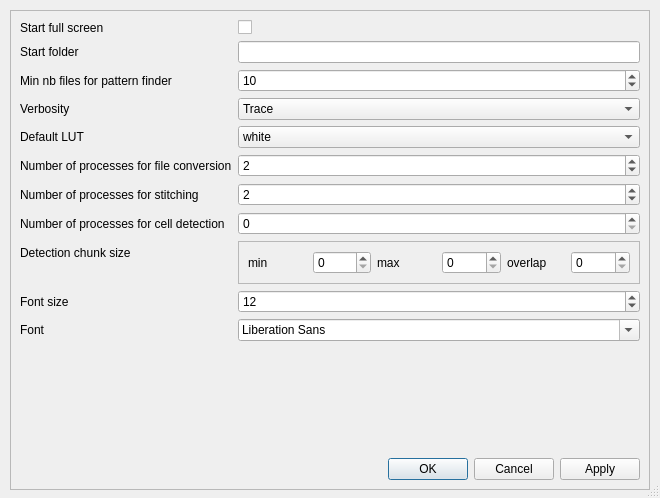
Old version of the form ClearMap/gui/creator/preferences_editor.ui in the repository ClearAnatomics/ClearMap.
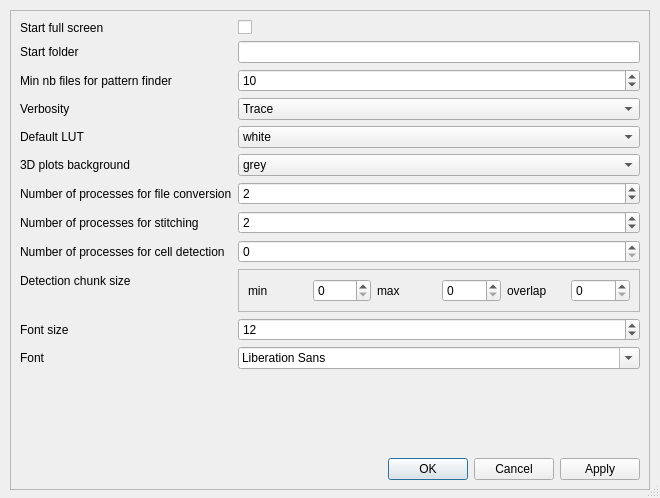
New version of the form.

Commit message: Amends previous commit

```diff
--- a/ClearMap/gui/creator/preferences_editor.ui
+++ b/ClearMap/gui/creator/preferences_editor.ui
@@ -94,14 +94,14 @@
          </item>
         </widget>
        </item>
-       <item row="8" column="0">
+       <item row="9" column="0">
         <widget class="QLabel" name="label_2">
          <property name="text">
           <string>Number of processes for file conversion</string>
          </property>
         </widget>
        </item>
-       <item row="8" column="1">
+       <item row="9" column="1">
         <widget class="QSpinBox" name="nProcessesFileConversionSpinBox">
          <property name="minimum">
           <number>-1</number>
@@ -111,24 +111,24 @@
          </property>
         </widget>
        </item>
-       <item row="11" column="0">
+       <item row="12" column="0">
         <widget class="QLabel" name="label_4">
          <property name="text">
           <string>Number of processes for cell detection</string>
          </property>
         </widget>
        </item>
-       <item row="11" column="1">
+       <item row="12" column="1">
         <widget class="QSpinBox" name="nProcessesCellDetectionSpinBox"/>
        </item>
-       <item row="12" column="0">
+       <item row="13" column="0">
         <widget class="QLabel" name="label_5">
          <property name="text">
           <string>Detection chunk size</string>
          </property>
         </widget>
        </item>
-       <item row="12" column="1">
+       <item row="13" column="1">
         <widget class="QFrame" name="frame_2">
          <property name="frameShape">
           <enum>QFrame::StyledPanel</enum>
@@ -222,14 +222,14 @@
          </item>
         </widget>
        </item>
-       <item row="9" column="0">
+       <item row="10" column="0">
         <widget class="QLabel" name="label_11">
          <property name="text">
           <string>Number of processes for stitching</string>
          </property>
         </widget>
        </item>
-       <item row="9" column="1">
+       <item row="10" column="1">
         <widget class="QSpinBox" name="nProcessesStitchingSpinBox">
          <property name="minimum">
           <number>-1</number>
@@ -239,14 +239,14 @@
          </property>
         </widget>
        </item>
-       <item row="13" column="0">
+       <item row="14" column="0">
         <widget class="QLabel" name="label_12">
          <property name="text">
           <string>Font size</string>
          </property>
         </widget>
        </item>
-       <item row="13" column="1">
+       <item row="14" column="1">
         <widget class="QSpinBox" name="fontSizeSpinBox">
          <property name="minimum">
           <number>-1</number>
@@ -256,14 +256,14 @@
          </property>
         </widget>
        </item>
-       <item row="14" column="0">
+       <item row="15" column="0">
         <widget class="QLabel" name="label_13">
          <property name="text">
           <string>Font</string>
          </property>
         </widget>
        </item>
-       <item row="14" column="1">
+       <item row="15" column="1">
         <widget class="QFontComboBox" name="fontComboBox"/>
        </item>
        <item row="2" column="0">
@@ -289,6 +289,27 @@
          </property>
         </widget>
        </item>
+       <item row="6" column="0">
+        <widget class="QLabel" name="label_15">
+         <property name="text">
+          <string>3D plots background</string>
+         </property>
+        </widget>
+       </item>
+       <item row="6" column="1">
+        <widget class="QComboBox" name="threeDPlotsBackgroundComboBox">
+         <item>
+          <property name="text">
+           <string>grey</string>
+          </property>
+         </item>
+         <item>
+          <property name="text">
+           <string>white</string>
+          </property>
+         </item>
+        </widget>
+       </item>
       </layout>
      </item>
      <item>
```
